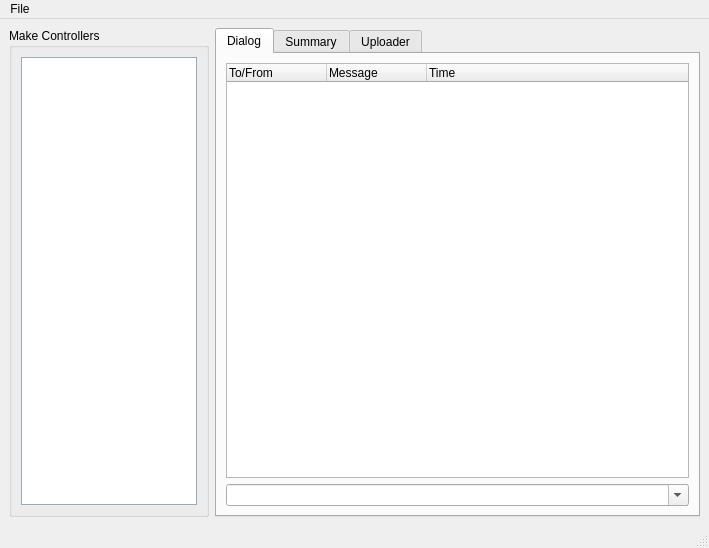
makingthings/makecontroller, file mchelper/branches/multiboard_support/mchelper.ui: the form before one commit.
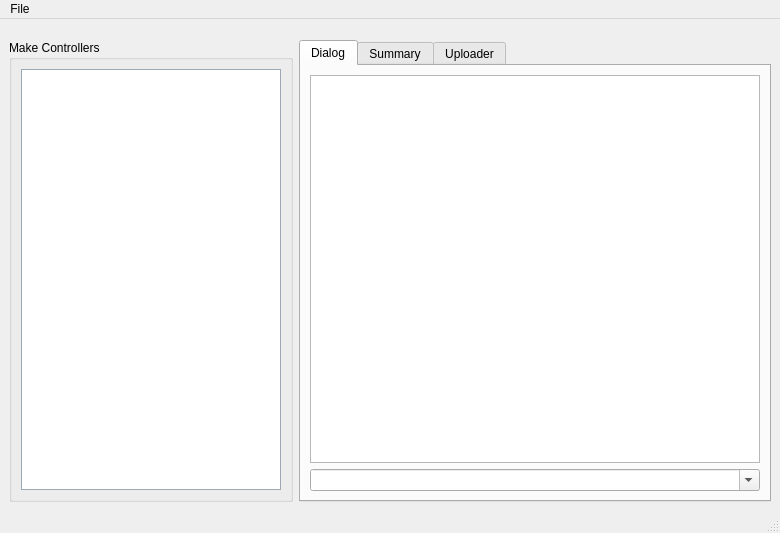
The form after the commit.

Commit message: - switched over to manual model for output window...much better performance - cleaned up some compiler complaints

Diff of the .ui file:
```diff
--- a/mchelper/branches/multiboard_support/mchelper.ui
+++ b/mchelper/branches/multiboard_support/mchelper.ui
@@ -5,8 +5,8 @@
    <rect>
     <x>0</x>
     <y>0</y>
-    <width>709</width>
-    <height>548</height>
+    <width>780</width>
+    <height>533</height>
    </rect>
   </property>
   <property name="sizePolicy" >
@@ -19,22 +19,25 @@
    <string>Make Controller Helper</string>
   </property>
   <widget class="QWidget" name="centralwidget" >
+   <layout class="QVBoxLayout" >
+    <item>
+     <spacer>
+      <property name="orientation" >
+       <enum>Qt::Vertical</enum>
+      </property>
+      <property name="sizeType" >
+       <enum>QSizePolicy::Fixed</enum>
+      </property>
+      <property name="sizeHint" >
+       <size>
+        <width>725</width>
+        <height>12</height>
+       </size>
+      </property>
+     </spacer>
+    </item>
+    <item>
    <layout class="QHBoxLayout" >
-    <property name="spacing" >
-     <number>6</number>
-    </property>
-    <property name="leftMargin" >
-     <number>9</number>
-    </property>
-    <property name="topMargin" >
-     <number>9</number>
-    </property>
-    <property name="rightMargin" >
-     <number>9</number>
-    </property>
-    <property name="bottomMargin" >
-     <number>9</number>
-    </property>
     <item>
      <widget class="QGroupBox" name="groupBoxDevices" >
       <property name="sizePolicy" >
@@ -51,7 +54,7 @@
       </property>
       <property name="maximumSize" >
        <size>
-        <width>200</width>
+          <width>325</width>
         <height>16777215</height>
        </size>
       </property>
@@ -591,28 +594,16 @@
          <number>9</number>
         </property>
         <item>
-         <widget class="QTreeWidget" name="outputWindow" >
-          <property name="indentation" >
-           <number>0</number>
-          </property>
-          <property name="wordWrap" >
-           <bool>true</bool>
-          </property>
-          <column>
-           <property name="text" >
-            <string>To/From</string>
-           </property>
-          </column>
-          <column>
-           <property name="text" >
-            <string>Message</string>
-           </property>
-          </column>
-          <column>
-           <property name="text" >
-            <string>Time</string>
-           </property>
-          </column>
+           <widget class="QTableView" name="outputView" >
+            <property name="selectionMode" >
+             <enum>QAbstractItemView::SingleSelection</enum>
+            </property>
+            <property name="selectionBehavior" >
+             <enum>QAbstractItemView::SelectRows</enum>
+            </property>
+            <property name="showGrid" >
+             <bool>false</bool>
+            </property>
          </widget>
         </item>
         <item>
@@ -1084,14 +1075,16 @@
      </widget>
     </item>
    </layout>
+    </item>
+   </layout>
   </widget>
   <widget class="QMenuBar" name="menubar" >
    <property name="geometry" >
     <rect>
      <x>0</x>
      <y>0</y>
-     <width>709</width>
-     <height>21</height>
+     <width>780</width>
+     <height>22</height>
     </rect>
    </property>
    <widget class="QMenu" name="menuFile" >
```
Lines whose indentation alone changed are shown as unchanged. The commit also changes 12 other files.
